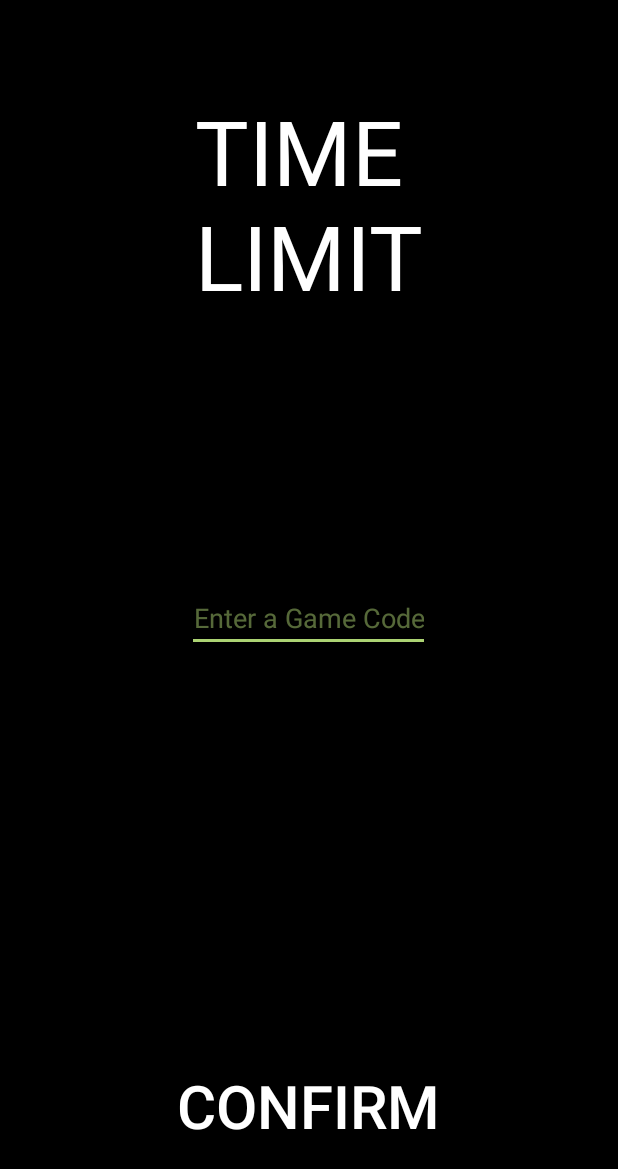
After one commit to kh3chen/zwf_android, an Android app: the JoinGameActivity screen opened directly, with no data from a screen before it, on a phone screen of 412 x 824 dp. The commit adds this screen. Shown: the top 1169 px of the screen. Run offline under Robolectric (Android 15) with nearby library versions, the phone set to English and light mode, and no system bars.

Commit message:
Added Join Game Activity

```diff
--- a/app/src/main/AndroidManifest.xml
+++ b/app/src/main/AndroidManifest.xml
@@ -38,6 +38,10 @@
             </intent-filter>
         </activity>
         <activity
+            android:name=".JoinGameActivity"
+            android:label="Join Game">
+        </activity>
+        <activity
             android:name=".MapsActivity"
             android:label="@string/title_activity_maps">
         </activity>
--- a/app/src/main/java/com/zynga/zombieswf_android/HomeActivity.java
+++ b/app/src/main/java/com/zynga/zombieswf_android/HomeActivity.java
@@ -1,6 +1,7 @@
 package com.zynga.zombieswf_android;
 
 import android.app.Activity;
+import android.content.Intent;
 import android.os.Bundle;
 import android.view.View;
 import android.widget.Button;
@@ -30,7 +31,7 @@ public class HomeActivity extends Activity implements View.OnClickListener {
                 Toast.makeText(this, "CREATE GAME", Toast.LENGTH_SHORT).show();
                 break;
             case R.id.join_game:
-                Toast.makeText(this, "JOIN GAME", Toast.LENGTH_SHORT).show();
+                startActivity(new Intent(this, JoinGameActivity.class));
                 break;
         }
     }
--- /dev/null
+++ b/app/src/main/java/com/zynga/zombieswf_android/JoinGameActivity.java
@@ -0,0 +1,31 @@
+package com.zynga.zombieswf_android;
+
+import android.app.Activity;
+import android.content.Intent;
+import android.os.Bundle;
+import android.view.View;
+import android.widget.Button;
+
+/**
+ * Created by byee on 7/21/16.
+ */
+public class JoinGameActivity extends Activity implements View.OnClickListener {
+
+    @Override
+    protected void onCreate(Bundle savedInstanceState) {
+        super.onCreate(savedInstanceState);
+        setContentView(R.layout.activity_join_game);
+
+        Button confirmButton = (Button) findViewById(R.id.confirm);
+        confirmButton.setOnClickListener(this);
+    }
+
+    @Override
+    public void onClick(View v) {
+        switch (v.getId()) {
+            case R.id.confirm:
+                startActivity(new Intent(this, MapsActivity.class));
+                break;
+        }
+    }
+}
--- /dev/null
+++ b/app/src/main/res/layout/activity_join_game.xml
@@ -0,0 +1,41 @@
+<?xml version="1.0" encoding="utf-8"?>
+<RelativeLayout
+    xmlns:android="http://schemas.android.com/apk/res/android"
+    android:layout_width="match_parent"
+    android:layout_height="match_parent"
+    android:background="@android:color/black">
+
+    <TextView
+        android:layout_width="wrap_content"
+        android:layout_height="wrap_content"
+        android:layout_centerHorizontal="true"
+        android:layout_marginTop="60dp"
+        android:textSize="60dp"
+        android:text="TIME\nLIMIT"
+        android:textColor="@android:color/white"/>
+
+    <EditText
+        android:layout_width="wrap_content"
+        android:layout_height="wrap_content"
+        android:layout_centerInParent="true"
+        android:gravity="center"
+        android:textColor="@color/colorAccent"
+        android:ellipsize="start"
+        android:hint="Enter a Game Code"
+        android:textColorHint="@color/colorAccentFaded50"
+        android:singleLine="true"
+        android:maxLines="1"/>
+
+    <Button
+        android:id="@+id/confirm"
+        android:layout_width="wrap_content"
+        android:layout_height="wrap_content"
+        android:layout_centerHorizontal="true"
+        android:layout_alignParentBottom="true"
+        android:layout_marginBottom="60dp"
+        android:text="CONFIRM"
+        android:textSize="40dp"
+        android:textColor="@android:color/white"
+        android:background="@null"/>
+
+</RelativeLayout>
--- a/app/src/main/res/values/colors.xml
+++ b/app/src/main/res/values/colors.xml
@@ -3,4 +3,5 @@
     <color name="colorPrimary">#aaaaaa</color>
     <color name="colorPrimaryDark">#747474</color>
     <color name="colorAccent">#acd373</color>
+    <color name="colorAccentFaded50">#7facd373</color>
 </resources>
```
